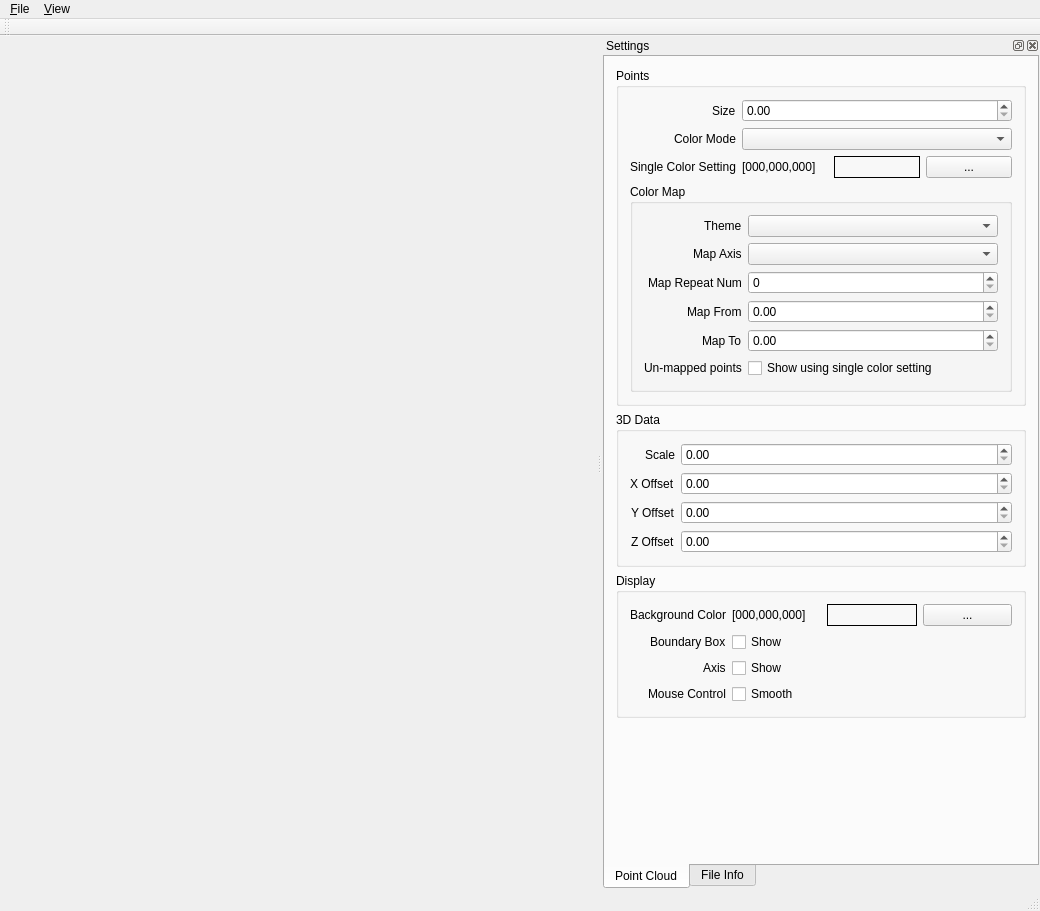
Qt form source/qpcv.ui (dairoku/qpcv) before a commit.
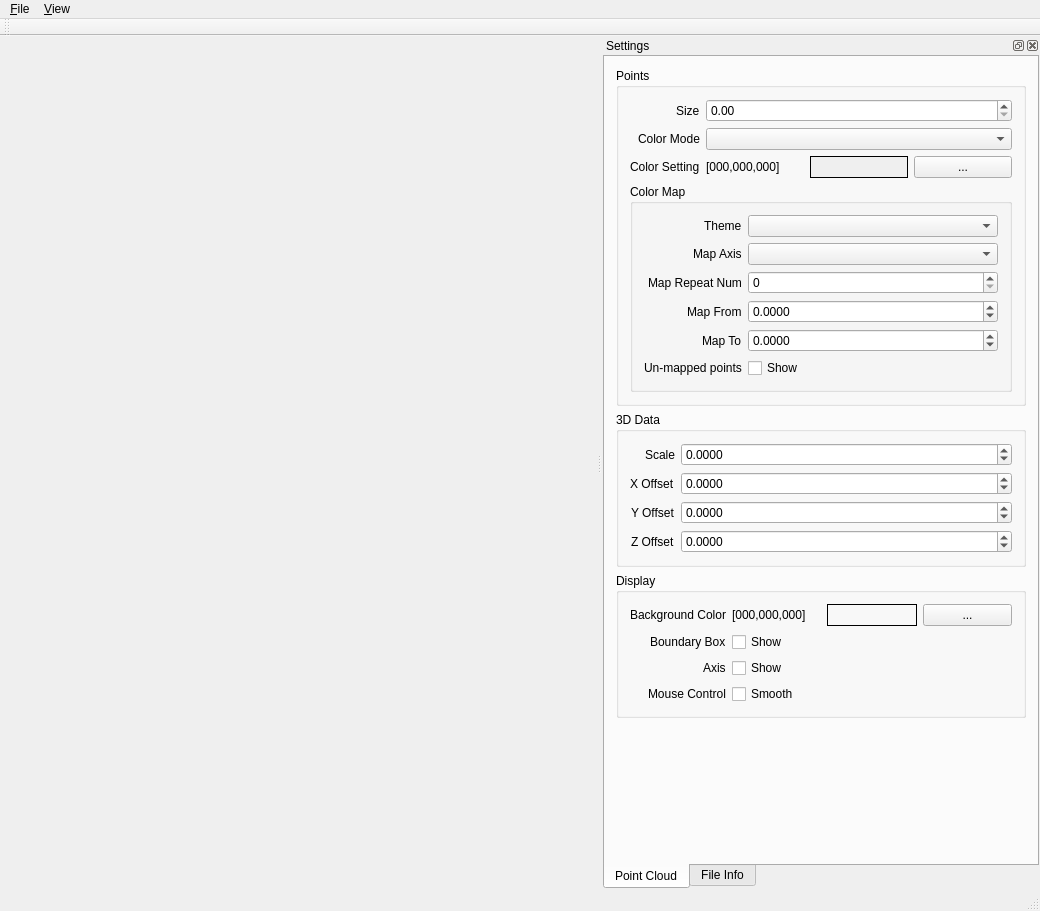
The same form after that commit.

Commit message: Working on the GUI init/update logic

```diff
--- a/source/qpcv.ui
+++ b/source/qpcv.ui
@@ -156,7 +156,7 @@
               <item row="2" column="0">
                <widget class="QLabel" name="label_3">
                 <property name="text">
-                 <string>Single Color Setting</string>
+                 <string>Color Setting</string>
                 </property>
                 <property name="alignment">
                  <set>Qt::AlignLeading|Qt::AlignLeft|Qt::AlignVCenter</set>
@@ -174,6 +174,9 @@
                 </item>
                 <item>
                  <widget class="QLabel" name="mPointColorBox">
+                  <property name="autoFillBackground">
+                   <bool>true</bool>
+                  </property>
                   <property name="frameShape">
                    <enum>QFrame::Box</enum>
                   </property>
@@ -242,7 +245,17 @@
                   </widget>
                  </item>
                  <item row="3" column="1">
-                  <widget class="QDoubleSpinBox" name="mColorMapFrom"/>
+                  <widget class="QDoubleSpinBox" name="mColorMapFrom">
+                   <property name="decimals">
+                    <number>4</number>
+                   </property>
+                   <property name="minimum">
+                    <double>-999999999999.000000000000000</double>
+                   </property>
+                   <property name="maximum">
+                    <double>999999999999.000000000000000</double>
+                   </property>
+                  </widget>
                  </item>
                  <item row="4" column="0">
                   <widget class="QLabel" name="label_11">
@@ -252,12 +265,22 @@
                   </widget>
                  </item>
                  <item row="4" column="1">
-                  <widget class="QDoubleSpinBox" name="mColorMapTo"/>
+                  <widget class="QDoubleSpinBox" name="mColorMapTo">
+                   <property name="decimals">
+                    <number>4</number>
+                   </property>
+                   <property name="minimum">
+                    <double>-999999999999.000000000000000</double>
+                   </property>
+                   <property name="maximum">
+                    <double>999999999999.000000000000000</double>
+                   </property>
+                  </widget>
                  </item>
                  <item row="5" column="1">
                   <widget class="QCheckBox" name="checkBox">
                    <property name="text">
-                    <string>Show using single color setting</string>
+                    <string>Show</string>
                    </property>
                   </widget>
                  </item>
@@ -295,7 +318,20 @@
                </widget>
               </item>
               <item row="0" column="1">
-               <widget class="QDoubleSpinBox" name="mDataScale"/>
+               <widget class="QDoubleSpinBox" name="mDataScale">
+                <property name="decimals">
+                 <number>4</number>
+                </property>
+                <property name="minimum">
+                 <double>-999999999999.000000000000000</double>
+                </property>
+                <property name="maximum">
+                 <double>999999999999.000000000000000</double>
+                </property>
+                <property name="singleStep">
+                 <double>0.100000000000000</double>
+                </property>
+               </widget>
               </item>
               <item row="1" column="0">
                <widget class="QLabel" name="label_14">
@@ -319,13 +355,55 @@
                </widget>
               </item>
               <item row="1" column="1">
-               <widget class="QDoubleSpinBox" name="mDataXOffset"/>
+               <widget class="QDoubleSpinBox" name="mDataXOffset">
+                <property name="decimals">
+                 <number>4</number>
+                </property>
+                <property name="minimum">
+                 <double>-999999999999.000000000000000</double>
+                </property>
+                <property name="maximum">
+                 <double>999999999999.000000000000000</double>
+                </property>
+                <property name="singleStep">
+                 <double>0.100000000000000</double>
+                </property>
+               </widget>
               </item>
               <item row="2" column="1">
-               <widget class="QDoubleSpinBox" name="mDataYOffset"/>
+               <widget class="QDoubleSpinBox" name="mDataYOffset">
+                <property name="decimals">
+                 <number>4</number>
+                </property>
+                <property name="minimum">
+                 <double>-999999999999.000000000000000</double>
+                </property>
+                <property name="maximum">
+                 <double>999999999999.000000000000000</double>
+                </property>
+                <property name="singleStep">
+                 <double>0.100000000000000</double>
+                </property>
+                <property name="value">
+                 <double>0.000000000000000</double>
+                </property>
+               </widget>
               </item>
               <item row="3" column="1">
-               <widget class="QDoubleSpinBox" name="mDataZOffset"/>
+               <widget class="QDoubleSpinBox" name="mDataZOffset">
+                <property name="decimals">
+                 <number>4</number>
+                </property>
+                <property name="minimum">
+                 <double>-999999999999.000000000000000</double>
+                </property>
+                <property name="maximum">
+                 <double>999999999999.000000000000000</double>
+                </property>
+                <property name="singleStep">
+                 <double>0.100000000000000</double>
+                </property>
+               </widget>
               </item>
              </layout>
             </item>
```
Left out of the diff: 8 changed lines with no effect on the pictures. The commit also changes 1 other file.
